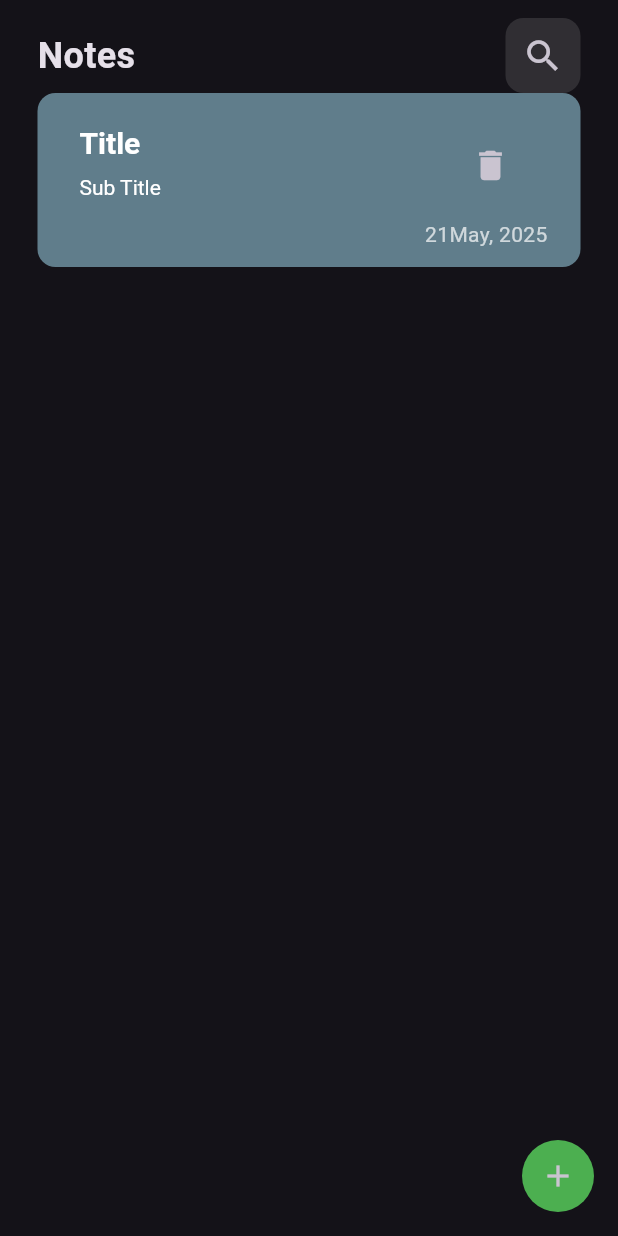
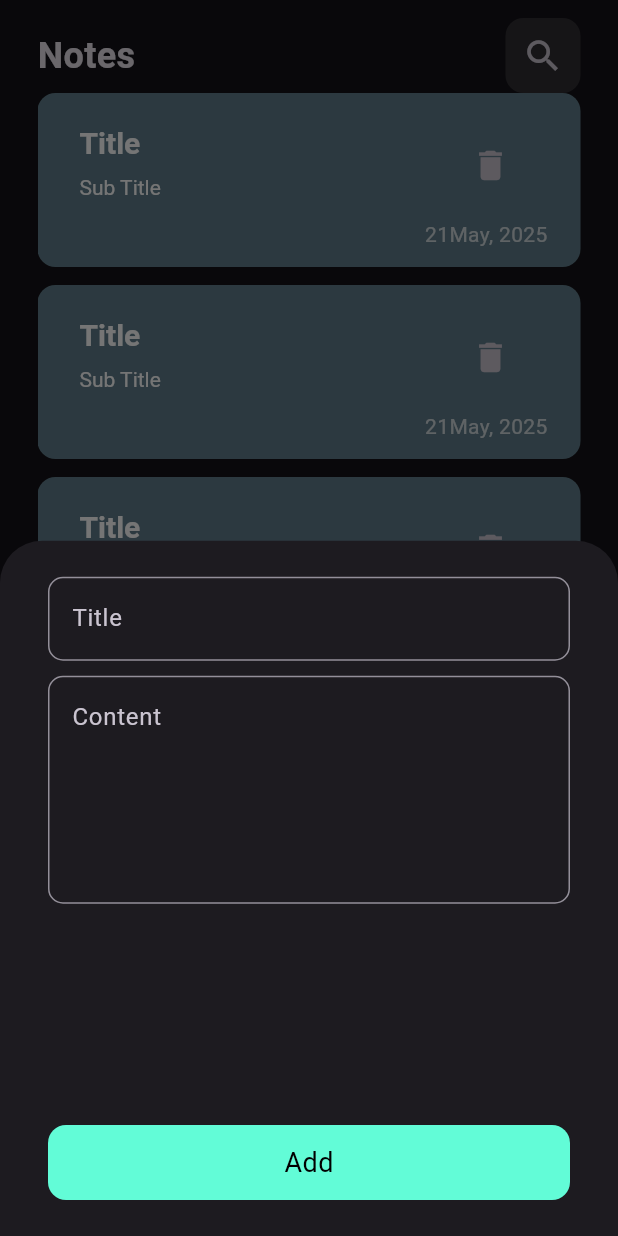
Before and after one commit to Peter-Atia/Notes-App, a Flutter app: the screen it shows after launch, after a tap on the "add" icon, on a phone screen of 412 x 824 dp. Run offline on Flutter 3.47's test engine with Material 3 defaults, Android fonts, the phone set to English and light mode, and no system bars.

Commit message:
finish modal bottom sheet to add a new note

```diff
--- /dev/null
+++ b/lib/constants.dart
@@ -0,0 +1,3 @@
+import 'dart:ui';
+
+const kPrimaryColor =Color(0xff62fcd7) ;
--- a/lib/main.dart
+++ b/lib/main.dart
@@ -6,8 +6,8 @@ void main() {
 }
 
 class NotesApp extends StatelessWidget {
-  NotesApp({super.key});
-  bool darkTheme = true;
+  const NotesApp({super.key});
+  final bool darkTheme = true;
 
   @override
   Widget build(BuildContext context) {
--- /dev/null
+++ b/lib/models/note_model.dart
@@ -0,0 +1,6 @@
+class NoteModel {
+  late String title;
+  late String subtitle;
+  late DateTime date;
+  NoteModel({required this.title, required this.subtitle, required this.date});
+}
--- a/lib/views/note_body_view.dart
+++ b/lib/views/note_body_view.dart
@@ -1,6 +1,7 @@
 import 'package:flutter/material.dart';
+import 'package:notes_app/views/note_list_view.dart';
 import 'package:notes_app/widgets/custom_app_bar.dart';
-import 'package:notes_app/widgets/note_item.dart';
+
 
 class NoteBodyView extends StatelessWidget {
   const NoteBodyView({super.key});
@@ -12,7 +13,7 @@ class NoteBodyView extends StatelessWidget {
       child: Column(
         children: [
           CustomAppBar(),
-          NoteItem(),
+          Expanded(child: NoteListView()),
 
         ],
       ),
--- /dev/null
+++ b/lib/views/note_list_view.dart
@@ -0,0 +1,19 @@
+import 'package:flutter/material.dart';
+import 'package:notes_app/widgets/note_item.dart';
+
+class NoteListView extends StatelessWidget {
+  const NoteListView({super.key});
+  final List <NoteItem>notesList=const [];
+
+  @override
+  Widget build(BuildContext context) {
+    return Padding(
+      padding: const EdgeInsets.only(bottom: 20),
+      child: ListView.builder(
+        itemBuilder: (context, index) {
+          return NoteItem();
+        },
+      ),
+    );
+  }
+}
--- a/lib/views/note_view.dart
+++ b/lib/views/note_view.dart
@@ -1,5 +1,8 @@
 import 'package:flutter/material.dart';
+import 'package:notes_app/constants.dart';
 import 'package:notes_app/views/note_body_view.dart';
+import '../widgets/add_note.dart';
+
 
 class NoteView extends StatelessWidget {
   const NoteView({super.key});
@@ -7,14 +10,20 @@ class NoteView extends StatelessWidget {
   @override
   Widget build(BuildContext context) {
     return Scaffold(
-        body: const NoteBodyView(),
-      floatingActionButton: Container(
-          decoration: BoxDecoration(
-              color: Colors.green,
-            borderRadius: BorderRadius.circular(24)
-          ),
-
-          child: IconButton(onPressed: (){}, icon: const Icon(Icons.add))),
+      body: const NoteBodyView(),
+      floatingActionButton: FloatingActionButton(
+        backgroundColor: kPrimaryColor,
+        shape: RoundedRectangleBorder(borderRadius: BorderRadius.circular(32)),
+        onPressed: () {
+          showModalBottomSheet(
+            context: context,
+            builder: (context) {
+              return AddNote();
+            },
+          );
+        },
+        child: const Icon(Icons.add,color: Colors.black,),
+      ),
     );
   }
 }
--- /dev/null
+++ b/lib/widgets/add_note.dart
@@ -0,0 +1,36 @@
+
+import 'package:flutter/material.dart';
+import 'package:notes_app/widgets/customButton.dart';
+
+import 'custom_text_field.dart';
+
+class AddNote extends StatelessWidget {
+  const AddNote({super.key});
+
+  @override
+  Widget build(BuildContext context) {
+    return Padding(
+      padding: const EdgeInsets.symmetric(horizontal: 20, vertical: 12),
+      child: Padding(
+        padding: const EdgeInsets.all(12),
+        child: Column(
+            children: [
+              CustomTextField(
+                hintText: "Title",
+              ),
+              SizedBox(
+                height: 10,
+              ),
+              CustomTextField(
+                maxLines: 5,
+                hintText: "Content",
+              ),
+              Spacer(),
+              CustomButton(),
+
+            ]
+        ),
+      ),
+    );
+  }
+}
--- /dev/null
+++ b/lib/widgets/customButton.dart
@@ -0,0 +1,28 @@
+import 'package:flutter/material.dart';
+import 'package:notes_app/constants.dart';
+
+class CustomButton extends StatelessWidget {
+  const CustomButton({super.key});
+
+  @override
+  Widget build(BuildContext context) {
+    return GestureDetector(
+      onTap: (){},
+      child: Container(
+        width: MediaQuery.of(context).size.width,
+        height: 50,
+        alignment: Alignment.center,
+        decoration: BoxDecoration(
+          color: kPrimaryColor,
+          borderRadius: BorderRadius.circular(12),
+        ),
+        child: Text(
+            "Add",
+            style: TextStyle(
+                color: Colors.black,
+                fontSize: 18),
+        ),
+      ),
+    );
+  }
+}
--- /dev/null
+++ b/lib/widgets/custom_text_field.dart
@@ -0,0 +1,27 @@
+import 'package:flutter/material.dart';
+import 'package:notes_app/constants.dart';
+
+class CustomTextField extends StatelessWidget {
+  const CustomTextField({
+    super.key,
+    required this.hintText,
+    this.maxLines = 1,
+  });
+  final String hintText;
+  final int maxLines;
+
+  @override
+  Widget build(BuildContext context) {
+    return TextField(
+      maxLines: maxLines,
+      decoration: InputDecoration(
+        hintText: hintText,
+        border: OutlineInputBorder(borderRadius: BorderRadius.circular(10)),
+        focusedBorder: OutlineInputBorder(
+          borderSide: BorderSide(color: kPrimaryColor),
+          borderRadius: BorderRadius.circular(10),
+        ),
+      ),
+    );
+  }
+}
```
